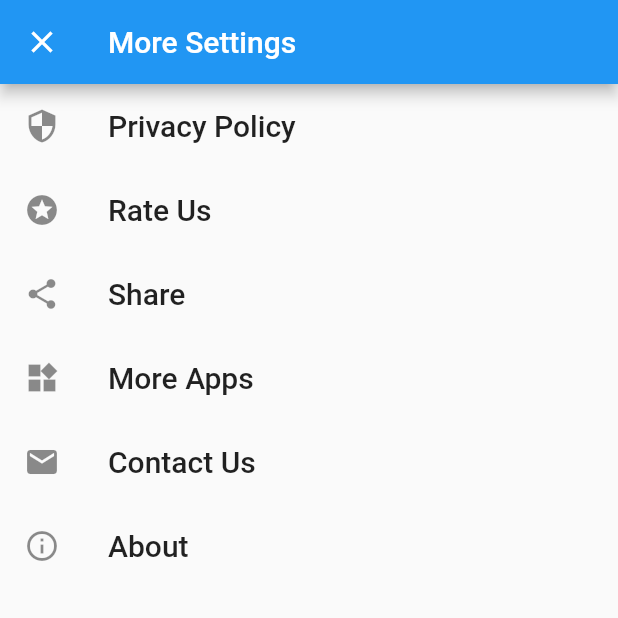
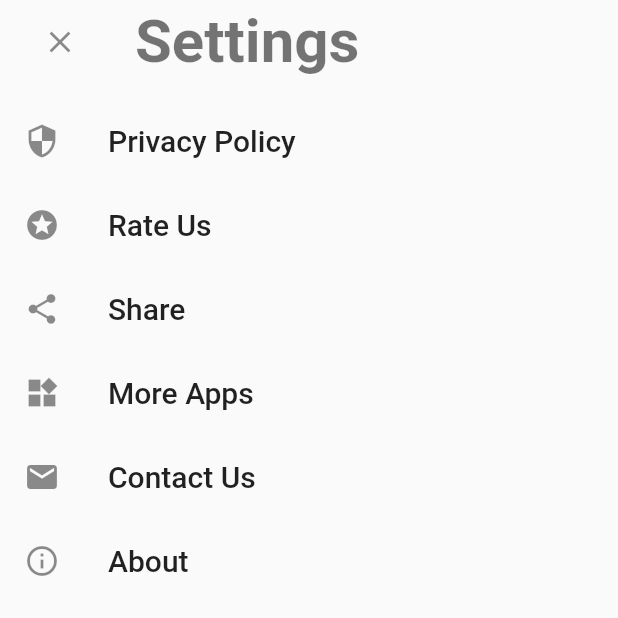
Before and after one commit to nooralibutt/easy_service_manager, a Flutter app: the screen it shows after launch, after a tap on the "launch" icon, on a phone screen of 412 x 824 dp, the top half of it. Run offline on Flutter 3.47's test engine with Material 2 defaults, Android fonts, the phone set to English and light mode, and no system bars; our stand-ins replace in_app_review, package_info_plus, share_plus, shared_preferences.

```diff
--- a/example/lib/main.dart
+++ b/example/lib/main.dart
@@ -51,9 +51,14 @@ class _MyHomePageState extends State<MyHomePage> {
           EasyServicesManager.instance.rateFloatingActionButton() ??
               const SizedBox(),
           FloatingActionButton(
+            heroTag: "onFullScreenPressedStandalone",
+            onPressed: () => onPressedStandalone(true),
+            child: const Icon(Icons.launch),
+          ),
+          FloatingActionButton(
             heroTag: "onPressedStandalone",
-            onPressed: onPressedStandalone,
-            child: const Icon(Icons.launch),
+            onPressed: () => onPressedStandalone(false),
+            child: const Icon(Icons.push_pin),
           )
         ],
       ),
@@ -65,10 +70,10 @@ class _MyHomePageState extends State<MyHomePage> {
     return EasyServicesManager.instance.moreScreen();
   }
 
-  void onPressedStandalone() {
+  void onPressedStandalone(bool fullscreenDialog) {
     Navigator.of(context).push(
       MaterialPageRoute(
-          fullscreenDialog: true,
+          fullscreenDialog: fullscreenDialog,
           builder: (_) => Scaffold(body: getMoreSettings())),
     );
   }
--- a/lib/src/more_settings.dart
+++ b/lib/src/more_settings.dart
@@ -23,10 +23,27 @@ class _MoreSettingsState extends State<MoreSettings> {
     final theme = Theme.of(context);
     final style = theme.textTheme.titleLarge;
 
+    final parentRoute = ModalRoute.of(this.context);
+    final canPop = parentRoute?.canPop ?? false;
+    Widget? leading;
+    if (canPop) {
+      final bool useCloseButton =
+          parentRoute is PageRoute<dynamic> && parentRoute.fullscreenDialog;
+      leading = useCloseButton ? const CloseButton() : const BackButton();
+    }
+
     return Scaffold(
-      appBar: AppBar(title: const Text('More Settings')),
       body: ListView(
         children: [
+          ListTile(
+            leading: leading,
+            title: Text(
+              ' Settings',
+              style: theme.textTheme.headlineLarge!
+                  .copyWith(fontWeight: FontWeight.bold),
+            ),
+          ),
+          const SizedBox(height: 10),
           if (widget.appInfo.privacyPolicy?.isNotEmpty ?? false)
             ListTile(
               title: Text('Privacy Policy', style: style),
@@ -180,3 +197,17 @@ class _MoreSettingsState extends State<MoreSettings> {
     return const SizedBox();
   }
 }
+
+class MaybeCloseButton extends StatelessWidget {
+  final BuildContext context;
+  const MaybeCloseButton(this.context, {Key? key}) : super(key: key);
+
+  @override
+  Widget build(BuildContext context) {
+    final parentRoute = ModalRoute.of(this.context);
+    final canPop = parentRoute?.canPop ?? false;
+    return canPop
+        ? CloseButton(onPressed: Navigator.of(this.context).pop)
+        : const SizedBox();
+  }
+}
```
